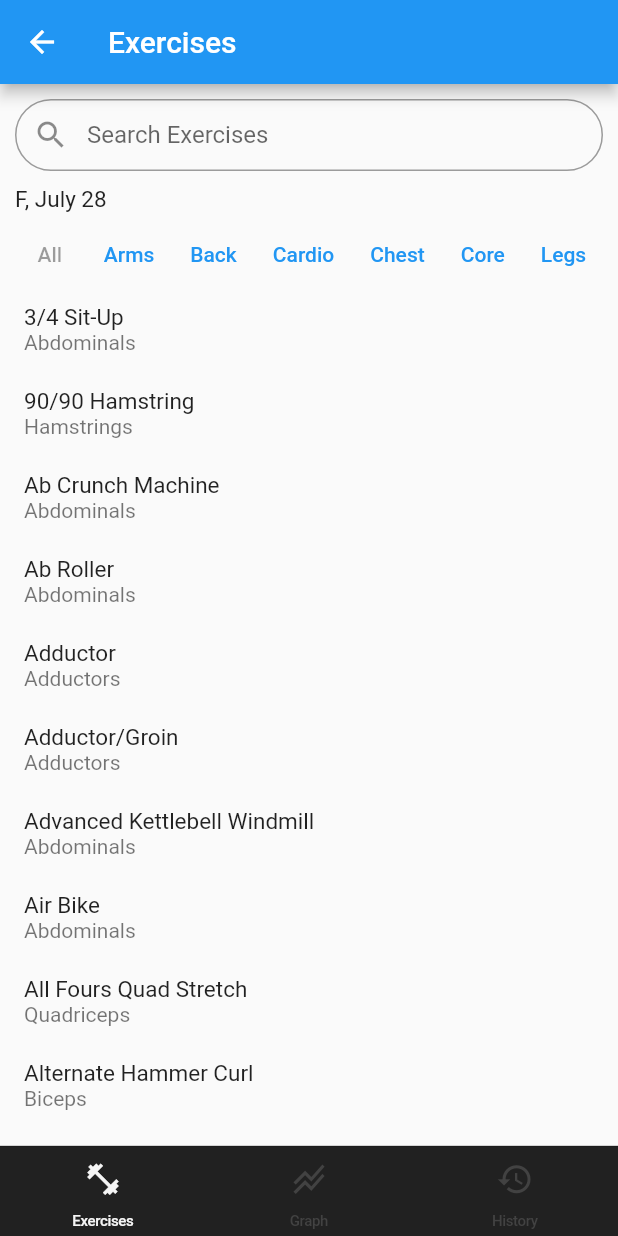
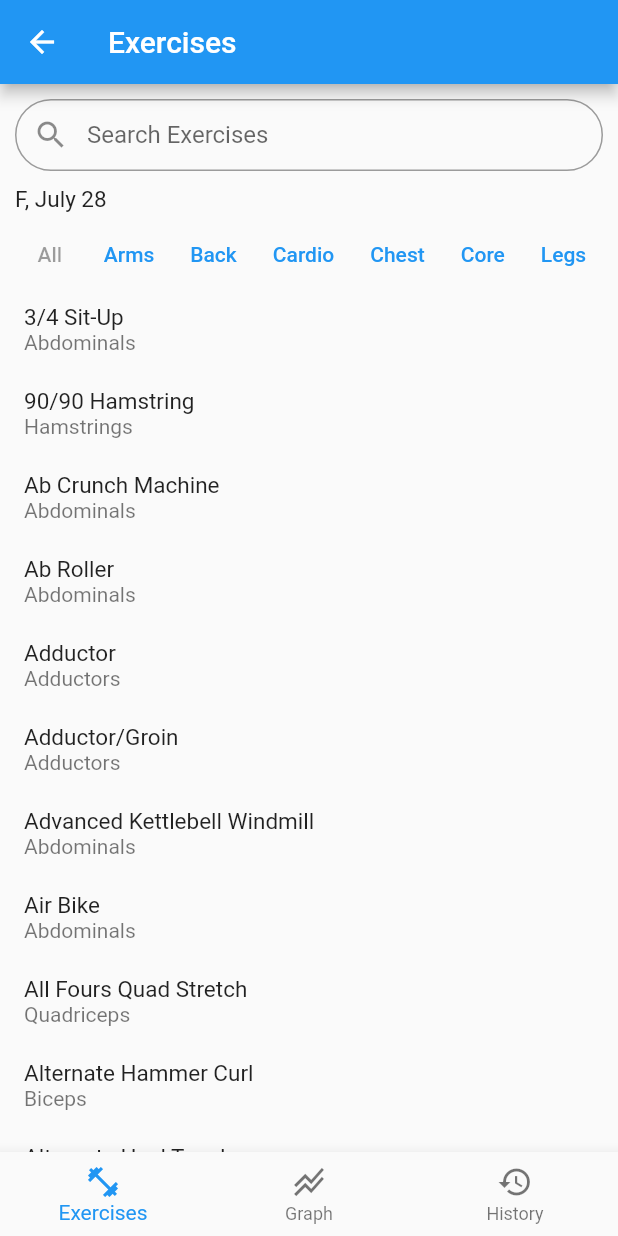
Before and after one commit to Maccas21/flutter_gym_app, a Flutter app: the screen it shows after launch, after a tap on "Exercises", on a phone screen of 412 x 824 dp. Run offline on Flutter 3.47's test engine with Material 2 defaults, Android fonts, the phone set to English and light mode, and no system bars; our stand-ins replace hive, hive_flutter; accounts and stored records are empty.

```diff
--- a/lib/Pages/main_page.dart
+++ b/lib/Pages/main_page.dart
@@ -1,4 +1,3 @@
-import 'package:flutter/cupertino.dart';
 import 'package:flutter/material.dart';
 import 'package:flutter_gym_app/Pages/graph_tab.dart';
 import 'package:flutter_gym_app/Pages/history_tab.dart';
@@ -12,57 +11,90 @@ class MainPage extends StatefulWidget {
 }
 
 class _MainPageState extends State<MainPage> {
+  int currentPage = 0;
+
+  final List<GlobalKey<NavigatorState>> keys = [
+    GlobalKey<NavigatorState>(),
+    GlobalKey<NavigatorState>(),
+    GlobalKey<NavigatorState>(),
+  ];
+
+  List<Widget> pages = const [
+    HomePage(),
+    GraphTab(),
+    HistoryTab(),
+  ];
+
+  // Create an offstage toggle and build seperate navigator routes for each tab
+  Widget offStageNavigatorBuilder(int index) {
+    return Offstage(
+      offstage: currentPage != index,
+      child: Navigator(
+        key: keys[index],
+        onGenerateRoute: (settings) {
+          return MaterialPageRoute(builder: (context) => pages[index]);
+        },
+      ),
+    );
+  }
+
+  // Switch tab to index. If already at index then pop all pages to first
+  void selectTab(int index) {
+    if (index == currentPage) {
+      keys[index].currentState!.popUntil((route) => route.isFirst);
+    } else {
+      setState(() {
+        currentPage = index;
+      });
+    }
+  }
+
+  // return true if should pop scope or false otherwise
+  Future<bool> onWillPop() async {
+    final bool isFirstRouteInCurrentTab =
+        !await keys[currentPage].currentState!.maybePop();
+
+    // check if current tab is at the root navigation route page
+    if (isFirstRouteInCurrentTab) {
+      // move to first tab if not already
+      if (currentPage != 0) {
+        selectTab(0);
+        return false;
+      }
+    }
+
+    // pop once from the current navigation route
+    return isFirstRouteInCurrentTab;
+  }
+
   @override
   Widget build(BuildContext context) {
-    return CupertinoTabScaffold(
-      tabBar: CupertinoTabBar(
-        backgroundColor: Colors.grey.shade900,
-        iconSize: 25,
-        height: 60,
-        activeColor: Colors.grey.shade100,
-        inactiveColor: Colors.grey.shade800,
+    return WillPopScope(
+      onWillPop: onWillPop,
+      child: Scaffold(
+        body: Stack(
+          children: [
+            offStageNavigatorBuilder(0),
+            offStageNavigatorBuilder(1),
+            offStageNavigatorBuilder(2),
+          ],
+        ),
+        bottomNavigationBar: BottomNavigationBar(
+          onTap: (index) {
+            selectTab(index);
+          },
+          currentIndex: currentPage,
+          type: BottomNavigationBarType.fixed,
           items: const [
             BottomNavigationBarItem(
                 icon: Icon(Icons.fitness_center), label: "Exercises"),
             BottomNavigationBarItem(
                 icon: Icon(Icons.stacked_line_chart), label: "Graph"),
-          BottomNavigationBarItem(icon: Icon(Icons.history), label: "History"),
+            BottomNavigationBarItem(
+                icon: Icon(Icons.history), label: "History"),
           ],
         ),
-      tabBuilder: (context, index) {
-        switch (index) {
-          case 2:
-            {
-              return CupertinoTabView(
-                builder: (context) {
-                  return const CupertinoPageScaffold(
-                    child: HistoryTab(),
-                  );
-                },
-              );
-            }
-          case 1:
-            {
-              return CupertinoTabView(
-                builder: (context) {
-                  return const CupertinoPageScaffold(
-                    child: GraphTab(),
-                  );
-                },
-              );
-            }
-          default:
-            {
-              return CupertinoTabView(
-                builder: (context) {
-                  return const CupertinoPageScaffold(
-                    child: HomePage(),
-                  );
-                },
+      ),
     );
   }
 }
-      },
-    );
-  }
-}
```
Lines whose indentation alone changed are shown as unchanged.
